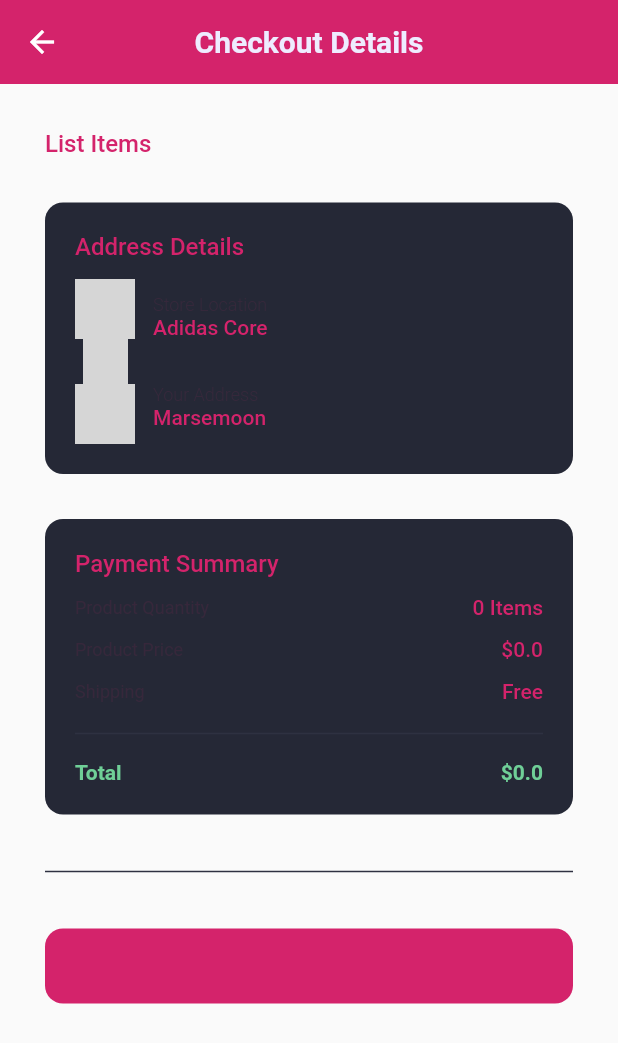
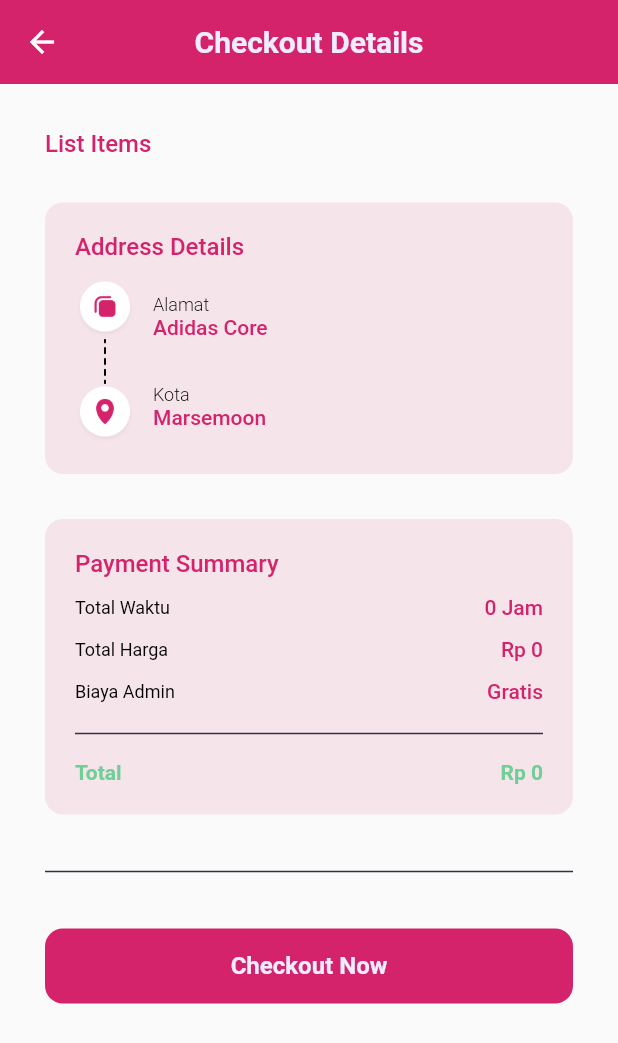
Before and after one commit to yaminmuhammad/pedikia-apps, a Flutter app: the CheckoutPage screen opened by its route, on a phone screen of 412 x 824 dp. Shown: the top 1043 px of the screen. Run offline on Flutter 3.47's test engine with Material 2 defaults, Android fonts, the light colour scheme and no system bars; our stand-ins replace cached_network_image, carousel_slider, convert, flutter_datetime_picker, google_fonts, lottie; accounts and stored records are empty; network calls fail; grey boxes are pictures that could not be loaded.

```diff
--- a/lib/pages/checkout_page.dart
+++ b/lib/pages/checkout_page.dart
@@ -98,7 +98,7 @@ class _CheckoutPageState extends State<CheckoutPage> {
             ),
             padding: EdgeInsets.all(20),
             decoration: BoxDecoration(
-              color: backgroundColor4,
+              color: secondaryColor,
               borderRadius: BorderRadius.circular(12),
             ),
             child: Column(
@@ -119,15 +119,16 @@ class _CheckoutPageState extends State<CheckoutPage> {
                     Column(
                       children: [
                         Image.asset(
-                          'assets/icon_store_location.png',
+                          'assets/icon_address.png',
                           width: 40,
                         ),
                         Image.asset(
                           'assets/icon_line.png',
                           height: 30,
+                          color: Colors.black,
                         ),
                         Image.asset(
-                          'assets/icon_your_address.png',
+                          'assets/icon_city.png',
                           width: 40,
                         ),
                       ],
@@ -139,9 +140,10 @@ class _CheckoutPageState extends State<CheckoutPage> {
                       crossAxisAlignment: CrossAxisAlignment.start,
                       children: [
                         Text(
-                          'Store Location',
+                          'Alamat',
                           style: secondaryTextStyle.copyWith(
                             fontSize: 12,
+                            color: Colors.black,
                             fontWeight: light,
                           ),
                         ),
@@ -155,9 +157,10 @@ class _CheckoutPageState extends State<CheckoutPage> {
                           height: defaultMargin,
                         ),
                         Text(
-                          'Your Address',
+                          'Kota',
                           style: secondaryTextStyle.copyWith(
                             fontSize: 12,
+                            color: Colors.black,
                             fontWeight: light,
                           ),
                         ),
@@ -182,7 +185,7 @@ class _CheckoutPageState extends State<CheckoutPage> {
             ),
             padding: EdgeInsets.all(20),
             decoration: BoxDecoration(
-              color: backgroundColor4,
+              color: secondaryColor,
               borderRadius: BorderRadius.circular(12),
             ),
             child: Column(
@@ -202,13 +205,14 @@ class _CheckoutPageState extends State<CheckoutPage> {
                   mainAxisAlignment: MainAxisAlignment.spaceBetween,
                   children: [
                     Text(
-                      'Product Quantity',
+                      'Total Waktu',
                       style: secondaryTextStyle.copyWith(
                         fontSize: 12,
+                        color: Colors.black,
                       ),
                     ),
                     Text(
-                      '${cartProvider.totalItems()} Items',
+                      '${cartProvider.totalItems()} Jam',
                       style: primaryTextStyle.copyWith(
                         fontWeight: medium,
                       ),
@@ -222,13 +226,15 @@ class _CheckoutPageState extends State<CheckoutPage> {
                   mainAxisAlignment: MainAxisAlignment.spaceBetween,
                   children: [
                     Text(
-                      'Product Price',
+                      'Total Harga',
                       style: secondaryTextStyle.copyWith(
                         fontSize: 12,
+                        color: Colors.black,
                       ),
                     ),
                     Text(
-                      '\$${cartProvider.totalPrice()}',
+                      // '\$${cartProvider.totalPrice()}',
+                      'Rp ${cartProvider.totalPrice().toStringAsFixed(0).replaceAll('.', ',')}',
                       style: primaryTextStyle.copyWith(
                         fontWeight: medium,
                       ),
@@ -242,13 +248,14 @@ class _CheckoutPageState extends State<CheckoutPage> {
                   mainAxisAlignment: MainAxisAlignment.spaceBetween,
                   children: [
                     Text(
-                      'Shipping',
+                      'Biaya Admin',
                       style: secondaryTextStyle.copyWith(
                         fontSize: 12,
+                        color: Colors.black,
                       ),
                     ),
                     Text(
-                      'Free',
+                      'Gratis',
                       style: primaryTextStyle.copyWith(
                         fontWeight: medium,
                       ),
@@ -275,7 +282,7 @@ class _CheckoutPageState extends State<CheckoutPage> {
                       ),
                     ),
                     Text(
-                      '\$${cartProvider.totalPrice()}',
+                      'Rp ${cartProvider.totalPrice().toStringAsFixed(0).replaceAll('.', ',')}',
                       style: priceTextStyle.copyWith(
                         fontWeight: semiBold,
                       ),
@@ -319,6 +326,7 @@ class _CheckoutPageState extends State<CheckoutPage> {
                       'Checkout Now',
                       style: primaryTextStyle.copyWith(
                         fontSize: 16,
+                        color: whiteColor,
                         fontWeight: semiBold,
                       ),
                     ),
--- a/lib/pages/home/home_page.dart
+++ b/lib/pages/home/home_page.dart
@@ -23,7 +23,7 @@ class _HomePageState extends State<HomePage> {
   Widget build(BuildContext context) {
     AuthProvider authProvider = Provider.of<AuthProvider>(context);
     UserModel user = authProvider.user;
-    ServeProvider serveProvider = Provider.of(context);
+    ServeProvider serveProvider = Provider.of<ServeProvider>(context);
 
     Widget Header() {
       return Stack(
--- a/lib/pages/home/wishlist_page.dart
+++ b/lib/pages/home/wishlist_page.dart
@@ -5,6 +5,7 @@ import 'package:pedikia/providers/wishlist_provider.dart';
 import 'package:pedikia/theme.dart';
 import 'package:provider/provider.dart';
 import 'package:pedikia/widget/wishlist_card.dart';
+import 'package:pedikia/providers/serve_provider.dart';
 
 class WishlistPage extends StatelessWidget {
   @override
--- a/lib/widget/checkout_card.dart
+++ b/lib/widget/checkout_card.dart
@@ -15,7 +15,7 @@ class CheckoutCard extends StatelessWidget {
         horizontal: 12,
       ),
       decoration: BoxDecoration(
-        color: backgroundColor4,
+        color: secondaryColor,
         borderRadius: BorderRadius.circular(12),
       ),
       child: Row(
@@ -50,7 +50,7 @@ class CheckoutCard extends StatelessWidget {
                   height: 2,
                 ),
                 Text(
-                  '\$${cart.service.price}',
+                  'Rp ${cart.service.price.toStringAsFixed(0).replaceAll('.', ',')}',
                   style: priceTextStyle,
                 ),
               ],
@@ -60,9 +60,10 @@ class CheckoutCard extends StatelessWidget {
             width: 12,
           ),
           Text(
-            '${cart.quantity} Items',
+            '${cart.quantity} Jam',
             style: secondaryTextStyle.copyWith(
               fontSize: 12,
+              color: primaryColor,
             ),
           ),
         ],
```
Also changed, not shown: lib/pages/detail_service_page.dart (+17 -7 lines), lib/pages/home/profile_page.dart (+52 -17 lines), lib/widget/wishlist_card.dart (+13 -2 lines), assets/icon_address.png (added), assets/icon_city.png (added), assets/icon_line.png (added), assets/icon_store_location.png (added), assets/icon_your_address.png (added).
